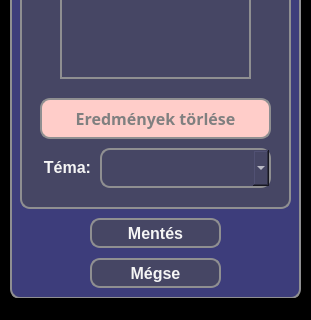
Before: the Qt Designer form src/main/resources/ui/dark/darkGuestSettingsWindow.ui in pkristof1999/Szakdolgozat, drawn with Qt 5; both pictures show x 0 to 311 and y 152 to 472 of the 311 by 472 pixel window.
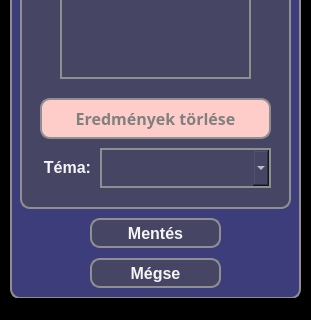
After: the same form once the commit is applied.

```diff
--- a/src/main/resources/ui/dark/darkGuestSettingsWindow.ui
+++ b/src/main/resources/ui/dark/darkGuestSettingsWindow.ui
@@ -178,6 +178,7 @@
       <property name="styleSheet">
        <string notr="true">* {
 	background-color: rgb(70, 70, 100);
+	border-radius: 0;
 }</string>
       </property>
       <property name="editable">
```
